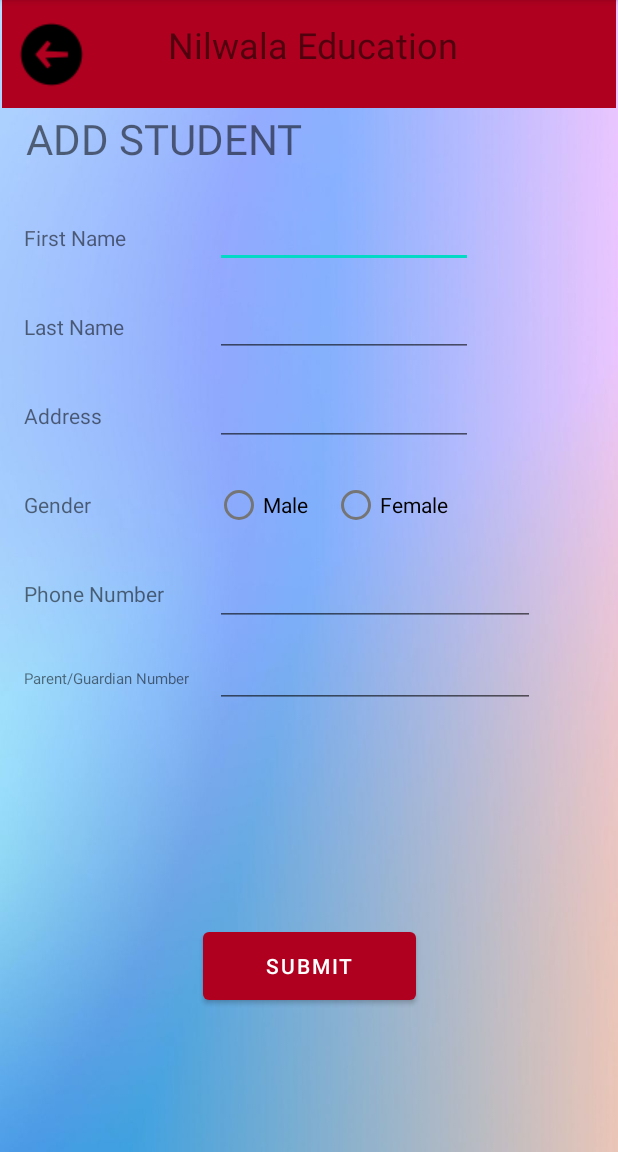
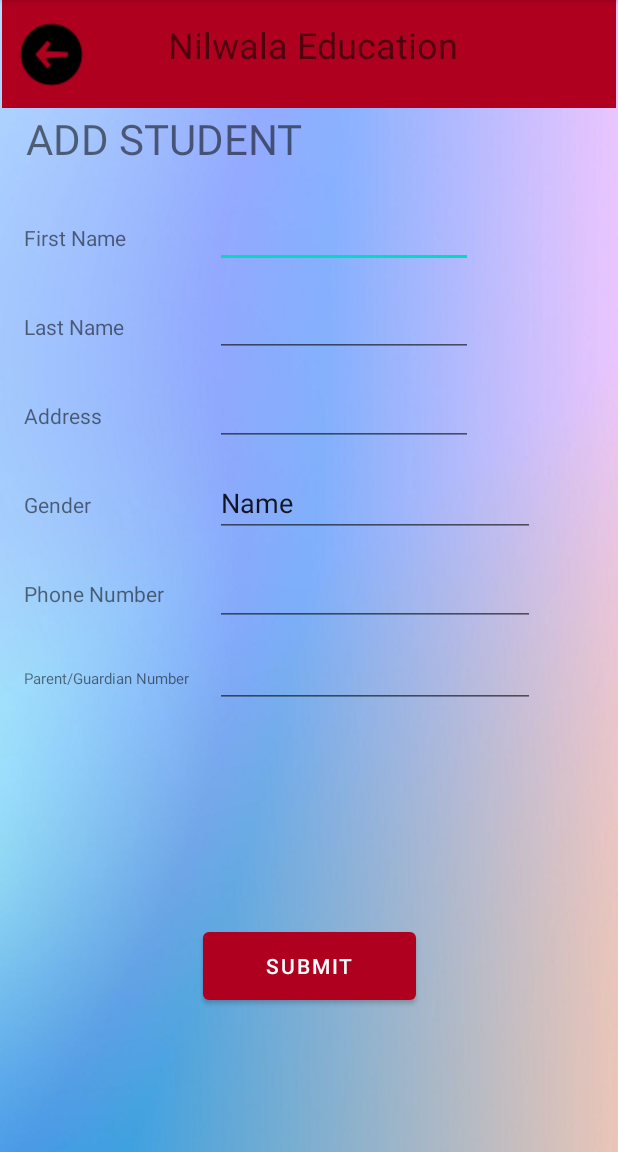
Before and after one commit to IT19967080/MobileApplicationProject, an Android app: the addStudent screen opened directly, with no data from a screen before it, on a phone screen of 412 x 824 dp, the part 84-1236 px from its top. Run offline under Robolectric (Android 15) with nearby library versions, the phone set to English and light mode, and no system bars.

Commit message:
Create Function(1)

```diff
--- a/app/src/main/AndroidManifest.xml
+++ b/app/src/main/AndroidManifest.xml
@@ -9,7 +9,9 @@
         android:roundIcon="@mipmap/ic_launcher_round"
         android:supportsRtl="true"
         android:theme="@style/Theme.Madproject">
-        <activity android:name=".Hall_Management_Home">
+
+
+        <activity android:name=".Student_Managment">
             <intent-filter>
                 <action android:name="android.intent.action.MAIN" />
 
@@ -27,7 +29,7 @@
         </activity>
         <activity android:name=".incomecal" ></activity>
 
-        <activity android:name=".Student_Managment"></activity>
+        <activity android:name=".Hall_Management_Home"></activity>
 
         <activity android:name=".ClassManagement"></activity>
         <activity android:name=".MainActivity"/>
--- a/app/src/main/java/com/example/madproject/addStudent.java
+++ b/app/src/main/java/com/example/madproject/addStudent.java
@@ -3,12 +3,50 @@ package com.example.madproject;
 import androidx.appcompat.app.AppCompatActivity;
 
 import android.os.Bundle;
+import android.view.View;
+import android.widget.Button;
+import android.widget.EditText;
+import android.widget.Toast;
 
 public class addStudent extends AppCompatActivity {
+
+    private databaseHelper_Student stu_Db;
+    private EditText editFname,editLname,editAddress,editGender,editPnumber,editParentPnumber;
+    private Button addButton;
 
     @Override
     protected void onCreate(Bundle savedInstanceState) {
         super.onCreate(savedInstanceState);
         setContentView(R.layout.activity_add_student);
+
+        stu_Db = new databaseHelper_Student(this);
+        editFname = (EditText) findViewById(R.id.stu_add_fname2);
+        editLname = (EditText) findViewById(R.id.stu_add_lname2);
+        editAddress = (EditText) findViewById(R.id.stu_add_address2);
+        editGender = (EditText) findViewById(R.id.stu_add_gender2);
+        editPnumber = (EditText) findViewById(R.id.stu_add_number2);
+        editParentPnumber = (EditText) findViewById(R.id.stu_add_parent_numbr2);
+        addButton = (Button) findViewById(R.id.stu_add_submit_button);
+        insertStudent();
+
     }
+
+    //data insert method
+    public void insertStudent()  {
+        addButton.setOnClickListener(
+                new View.OnClickListener() {
+                    @Override
+                    public void onClick(View v) {
+                        boolean isInserted = stu_Db.insertStudent(editFname.getText().toString(),editLname.getText().toString(),
+                                editAddress.getText().toString(),editGender.getText().toString(),
+                                editPnumber.getText().toString(),editParentPnumber.getText().toString());
+                        if (isInserted = true)
+                            Toast.makeText(addStudent.this,"Student Added",Toast.LENGTH_LONG).show();
+                        else
+                            Toast.makeText(addStudent.this,"Something Went Wrong!",Toast.LENGTH_LONG).show();
+                    }
+                }
+        );
+    }
+
 }
--- /dev/null
+++ b/app/src/main/java/com/example/madproject/databaseHelper_Student.java
@@ -0,0 +1,74 @@
+package com.example.madproject;
+
+import android.content.ContentValues;
+import android.content.Context;
+import android.database.Cursor;
+import android.database.sqlite.SQLiteDatabase;
+import android.database.sqlite.SQLiteOpenHelper;
+
+
+public class databaseHelper_Student extends SQLiteOpenHelper {
+
+    //database name
+    public static final String DATABASE_NAME = "NilwalaEducation_student.db";
+    //table name
+    public static final String TABLE_NAME = "student_table";
+    //column names
+    public static final String Col_1 = "Student_ID";
+    public static final String Col_2 = "First_Name";
+    public static final String Col_3 = "Last_Name";
+    public static final String Col_4 = "Address";
+    public static final String Col_5 = "Gender";
+    public static final String Col_6 = "Phone_Number";
+    public static final String Col_7 = "Parents_Guardians_Number";
+
+
+    //database creation method
+    public databaseHelper_Student(Context context) {
+        super(context, DATABASE_NAME, null, 1);
+
+    }
+
+    //table creation method
+    @Override
+    public void onCreate(SQLiteDatabase db) {
+
+        db.execSQL("CREATE TABLE student_table ( Student_ID INTEGER PRIMARY KEY AUTOINCREMENT,First_Name TEXT, Last_Name TEXT, Address TEXT, Gender TEXT, Phone_Number NUMBER, Parents_Guardians_Number NUMBER)");
+
+    }
+
+    //table deleting method
+    @Override
+    public void onUpgrade(SQLiteDatabase db, int oldVersion, int newVersion) {
+
+        db.execSQL("DROP TABLE IF EXISTS "+TABLE_NAME+" ");
+        onCreate(db);
+
+    }
+
+    //data insert method
+    public boolean insertStudent(String fname, String lname, String address, String gender, String pnumber, String parentPnumber) {
+        SQLiteDatabase db = this.getWritableDatabase();
+        ContentValues contentValues = new ContentValues();
+        contentValues.put(Col_2,fname);
+        contentValues.put(Col_3,lname);
+        contentValues.put(Col_4,address);
+        contentValues.put(Col_5,gender);
+        contentValues.put(Col_6,pnumber);
+        contentValues.put(Col_7,parentPnumber);
+        long result = db.insert(TABLE_NAME,null,contentValues);
+
+        if (result == -1)
+            return false;
+        else
+            return true;
+
+    }
+
+    //all data retrieve method
+    public Cursor getAllStudentData() {
+        SQLiteDatabase db = this.getWritableDatabase();
+        Cursor res = db.rawQuery("SELECT * FROM "+TABLE_NAME+" ",null);
+        return res;
+    }
+}
--- a/app/src/main/java/com/example/madproject/viewAndDeleteStudent.java
+++ b/app/src/main/java/com/example/madproject/viewAndDeleteStudent.java
@@ -11,4 +11,7 @@ public class viewAndDeleteStudent extends AppCompatActivity {
         super.onCreate(savedInstanceState);
         setContentView(R.layout.activity_view_and_delete_student);
     }
+
+
+
 }
--- a/app/src/main/res/layout/activity_add_student.xml
+++ b/app/src/main/res/layout/activity_add_student.xml
@@ -136,26 +136,6 @@
         app:layout_constraintStart_toStartOf="parent"
         app:layout_constraintTop_toBottomOf="@+id/stu_add_address1" />
 
-    <RadioButton
-        android:id="@+id/stu_add_gender_male"
-        android:layout_width="wrap_content"
-        android:layout_height="wrap_content"
-        android:layout_marginStart="16dp"
-        android:layout_marginLeft="16dp"
-        android:text="Male"
-        app:layout_constraintBaseline_toBaselineOf="@+id/stu_add_gender1"
-        app:layout_constraintStart_toEndOf="@+id/stu_add_gender1" />
-
-    <RadioButton
-        android:id="@+id/stu_add_gender_female"
-        android:layout_width="wrap_content"
-        android:layout_height="wrap_content"
-        android:layout_marginStart="16dp"
-        android:layout_marginLeft="16dp"
-        android:text="Female"
-        app:layout_constraintBaseline_toBaselineOf="@+id/stu_add_gender_male"
-        app:layout_constraintStart_toEndOf="@+id/stu_add_gender_male" />
-
     <TextView
         android:id="@+id/stu_add_number1"
         android:layout_width="111dp"
@@ -213,4 +193,16 @@
         app:layout_constraintStart_toStartOf="parent"
         app:layout_constraintTop_toBottomOf="@+id/stu_add_parent_number1" />
 
+    <EditText
+        android:id="@+id/stu_add_gender2"
+        android:layout_width="wrap_content"
+        android:layout_height="wrap_content"
+        android:layout_marginStart="16dp"
+        android:layout_marginLeft="16dp"
+        android:ems="10"
+        android:inputType="textPersonName"
+        android:text="Name"
+        app:layout_constraintBaseline_toBaselineOf="@+id/stu_add_gender1"
+        app:layout_constraintStart_toEndOf="@+id/stu_add_gender1" />
+
 </androidx.constraintlayout.widget.ConstraintLayout>
```
Also changed, not shown: app/src/main/java/com/example/madproject/Student_Managment.java (+36 -0 lines).
